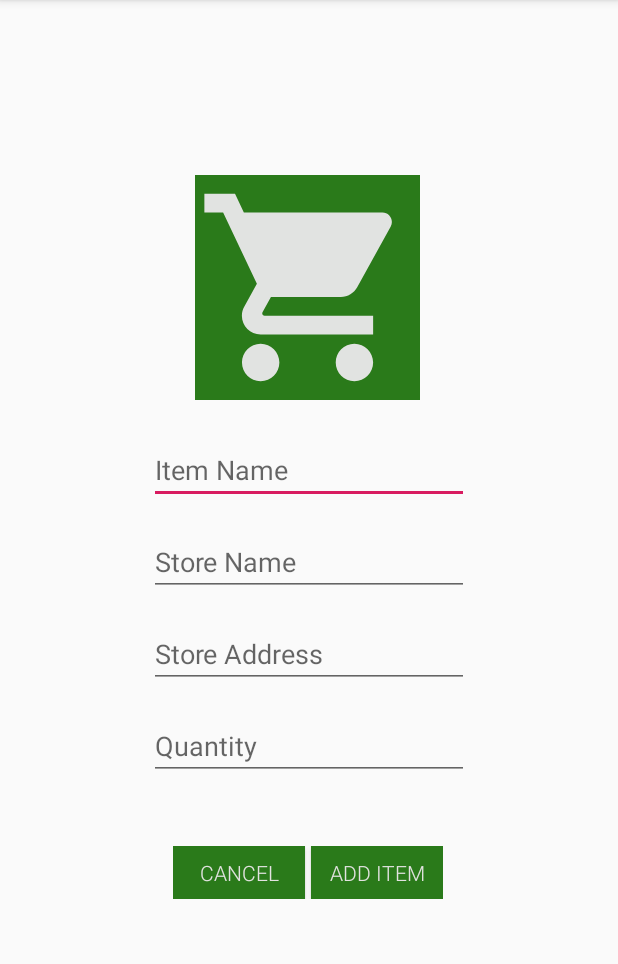
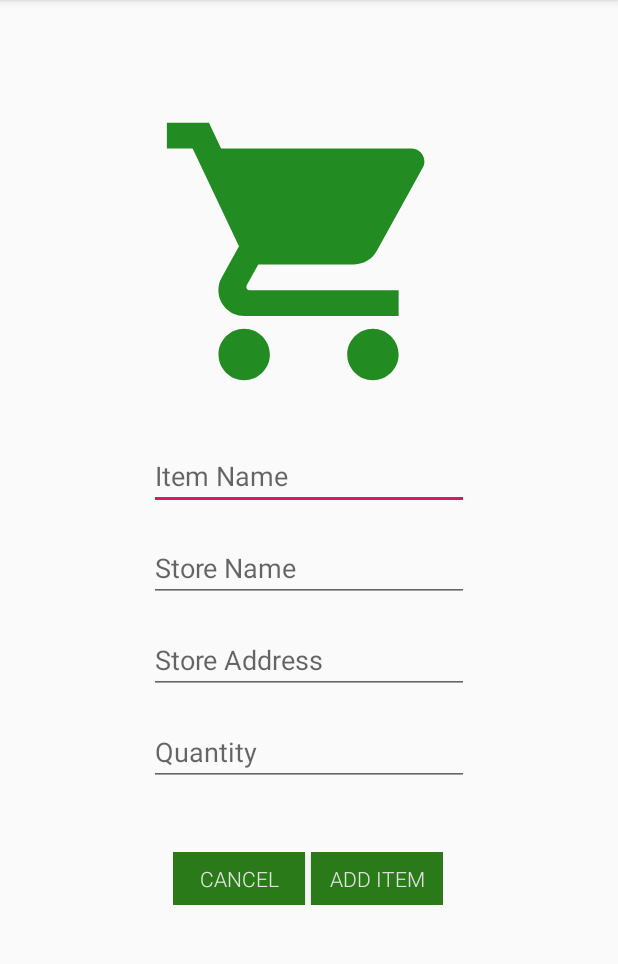
Before and after one commit to cgutierrez365/ShoppingOrganizer, an Android app: the AddItemActivity screen opened directly, with no data from a screen before it, on a phone screen of 412 x 824 dp, the part 84-1048 px from its top. Run offline under Robolectric (Android 15) with nearby library versions, the phone set to English and light mode, and no system bars.

Commit message:
Link between ItemActivity and AddItemActivity now works!! Should be able to follow the same pattern for all our other activities :D

```diff
--- a/app/src/main/java/cgutierrez/sashbrook/cbaird/cs134/miracosta/shoppingorganizer/AddItemActivity.java
+++ b/app/src/main/java/cgutierrez/sashbrook/cbaird/cs134/miracosta/shoppingorganizer/AddItemActivity.java
@@ -1,6 +1,7 @@
 package cgutierrez.sashbrook.cbaird.cs134.miracosta.shoppingorganizer;
 
 import android.Manifest;
+import android.app.Activity;
 import android.content.ContentResolver;
 import android.content.Context;
 import android.content.Intent;
@@ -43,6 +44,7 @@ public class AddItemActivity extends AppCompatActivity {
     private EditText storeAddressEditText;
     private EditText quantityEditText;
     private ImageView mItemImageView;
+    private Uri imageUri;
 
     public static final int RESULT_LOAD_ITEM_IMAGE = 101;
 
@@ -67,7 +69,10 @@ public class AddItemActivity extends AppCompatActivity {
         mItemImageView = findViewById(R.id.mItemImageView);
 
         //Initialize item image to that of the shopping cart
-        mItemImageView.setImageURI(getUriToResource(this, R.drawable.ic_shopping_cart_24dp));
+        imageUri = getUriToResource(this, R.drawable.ic_shopping_cart_24dp);
+
+        mItemImageView.setImageURI(imageUri);
+        mItemImageView.setTag(imageUri.toString()); //tag has to be a URI toString b/c that's how Items class data type was configured
 
     }
 
@@ -159,6 +164,11 @@ public class AddItemActivity extends AppCompatActivity {
     {
         super.onActivityResult(requestCode, resultCode, data);
 
+        if (data == null)
+        {
+            return;
+        }
+
         if(requestCode == RESULT_LOAD_ITEM_IMAGE)
         {
             Uri uri = data.getData();
@@ -194,16 +204,23 @@ public class AddItemActivity extends AppCompatActivity {
         Items newItem = new Items(-1, itemName, storeName, storeAddress, quantity, imageUriString); //TODO: Erase this line when above TODO is DONE
 
         // Add the new item to the database to ensure it is persisted.
-        db.addItem(newItem); //DONE: write addItem method in DBHelper
+        db.addItem(newItem);
 
 
 
         //TODO: Check if lines below update the listView in ItemActivity (but doesn't immediately go to ItemActivity, until press done/cancel button
         //TODO: Will have to coordinate with Chloe so that she starts my  AddItemActivity using startActivityForResult()
-     //   Intent backToItemActivityIntent = new Intent(this, ItemActivity.class);
-        Intent backToItemActivityIntent = getIntent();
-        backToItemActivityIntent.putExtra("newItem", newItem); //OK b/c Items is Parcelable
-     //   setResult(RESULT_OK, backToItemActivityIntent); //will send
+
+        Intent backToItemActivityIntent = new Intent();
+        backToItemActivityIntent.putExtra("newItem", newItem);
+        setResult(Activity.RESULT_OK, backToItemActivityIntent); //Sets the Intent field in onActivityResult to this intent
+
+
+//
+//        Intent backToItemActivityIntent = new Intent(this, ItemActivity.class);
+//    //    Intent backToItemActivityIntent = getIntent();
+//        backToItemActivityIntent.putExtra("newItem", newItem); //OK b/c Items is Parcelable
+//     //   setResult(RESULT_OK, backToItemActivityIntent); //will send
 
         // Reset all entries so user can add more if they want
         itemNameEditText.setText("");
--- a/app/src/main/res/drawable/ic_shopping_cart_24dp.xml
+++ b/app/src/main/res/drawable/ic_shopping_cart_24dp.xml
@@ -1,4 +1,4 @@
-<vector android:height="24dp" android:tint="#E1E3E1"
+<vector android:height="24dp" android:tint="#228B22"
     android:viewportHeight="24.0" android:viewportWidth="24.0"
     android:width="24dp" xmlns:android="http://schemas.android.com/apk/res/android">
     <path android:fillColor="#FF000000" android:pathData="M7,18c-1.1,0 -1.99,0.9 -1.99,2S5.9,22 7,22s2,-0.9 2,-2 -0.9,-2 -2,-2zM1,2v2h2l3.6,7.59 -1.35,2.45c-0.16,0.28 -0.25,0.61 -0.25,0.96 0,1.1 0.9,2 2,2h12v-2L7.42,15c-0.14,0 -0.25,-0.11 -0.25,-0.25l0.03,-0.12 0.9,-1.63h7.45c0.75,0 1.41,-0.41 1.75,-1.03l3.58,-6.49c0.08,-0.14 0.12,-0.31 0.12,-0.48 0,-0.55 -0.45,-1 -1,-1L5.21,4l-0.94,-2L1,2zM17,18c-1.1,0 -1.99,0.9 -1.99,2s0.89,2 1.99,2 2,-0.9 2,-2 -0.9,-2 -2,-2z"/>
--- a/app/src/main/res/layout/activity_add_item.xml
+++ b/app/src/main/res/layout/activity_add_item.xml
@@ -12,24 +12,24 @@
         android:layout_width="wrap_content"
         android:layout_height="wrap_content"
         android:layout_marginStart="8dp"
-        android:layout_marginTop="68dp"
+        android:layout_marginTop="16dp"
         android:layout_marginEnd="8dp"
         android:fontFamily="sans-serif-light"
         android:textSize="24sp"
         app:layout_constraintEnd_toEndOf="parent"
-        app:layout_constraintHorizontal_bias="0.497"
+        app:layout_constraintHorizontal_bias="0.481"
         app:layout_constraintStart_toStartOf="parent"
         app:layout_constraintTop_toTopOf="parent"
         tools:text="@string/click_to_add_image" />
 
     <ImageView
         android:id="@+id/mItemImageView"
-        android:layout_width="150dp"
-        android:layout_height="150dp"
+        android:layout_width="210dp"
+        android:layout_height="206dp"
         android:layout_marginStart="8dp"
         android:layout_marginTop="16dp"
         android:layout_marginEnd="8dp"
-        android:background="@color/colorGreen"
+        android:adjustViewBounds="true"
         android:onClick="setItemImage"
         app:layout_constraintEnd_toEndOf="parent"
         app:layout_constraintHorizontal_bias="0.497"
--- a/app/src/main/res/layout/custom_item.xml
+++ b/app/src/main/res/layout/custom_item.xml
@@ -26,9 +26,8 @@
             android:layout_marginTop="4dp"
             android:layout_marginRight="4dp"
             android:layout_marginBottom="4dp"
-            android:layout_weight="15"
-            android:adjustViewBounds="false"
-            android:background="@color/colorGreen"
+            android:layout_weight="10"
+            android:adjustViewBounds="true"
             android:contentDescription="@string/content_descrpition_item_logo"
             android:cropToPadding="false"
             app:srcCompat="@drawable/ic_shopping_cart_24dp" />
--- /dev/null
+++ b/app/src/main/res/mipmap-anydpi-v26/shopping_cart.xml
@@ -0,0 +1,5 @@
+<?xml version="1.0" encoding="utf-8"?>
+<adaptive-icon xmlns:android="http://schemas.android.com/apk/res/android">
+    <background android:drawable="@color/ic_launcher_background"/>
+    <foreground android:drawable="@drawable/ic_launcher_foreground"/>
+</adaptive-icon>
--- /dev/null
+++ b/app/src/main/res/mipmap-anydpi-v26/shopping_cart_round.xml
@@ -0,0 +1,5 @@
+<?xml version="1.0" encoding="utf-8"?>
+<adaptive-icon xmlns:android="http://schemas.android.com/apk/res/android">
+    <background android:drawable="@color/ic_launcher_background"/>
+    <foreground android:drawable="@drawable/ic_launcher_foreground"/>
+</adaptive-icon>
--- /dev/null
+++ b/app/src/main/res/values/ic_launcher_background.xml
@@ -0,0 +1,4 @@
+<?xml version="1.0" encoding="utf-8"?>
+<resources>
+    <color name="ic_launcher_background">#228B22</color>
+</resources>
```
Also changed, not shown: app/src/main/java/cgutierrez/sashbrook/cbaird/cs134/miracosta/shoppingorganizer/ItemActivity.java (+10 -3 lines), app/src/main/res/drawable/ic_launcher_foreground.xml (added, +12 -0 lines), app/src/main/res/mipmap-hdpi/shopping_cart.png (added), app/src/main/res/mipmap-hdpi/shopping_cart_round.png (added), app/src/main/res/mipmap-mdpi/shopping_cart.png (added), app/src/main/res/mipmap-mdpi/shopping_cart_round.png (added), app/src/main/res/mipmap-xhdpi/shopping_cart.png (added), app/src/main/res/mipmap-xhdpi/shopping_cart_round.png (added), app/src/main/res/mipmap-xxhdpi/shopping_cart.png (added), app/src/main/res/mipmap-xxhdpi/shopping_cart_round.png (added), app/src/main/res/mipmap-xxxhdpi/shopping_cart.png (added), app/src/main/res/mipmap-xxxhdpi/shopping_cart_round.png (added), app/src/main/shopping_cart-web.png (added).
